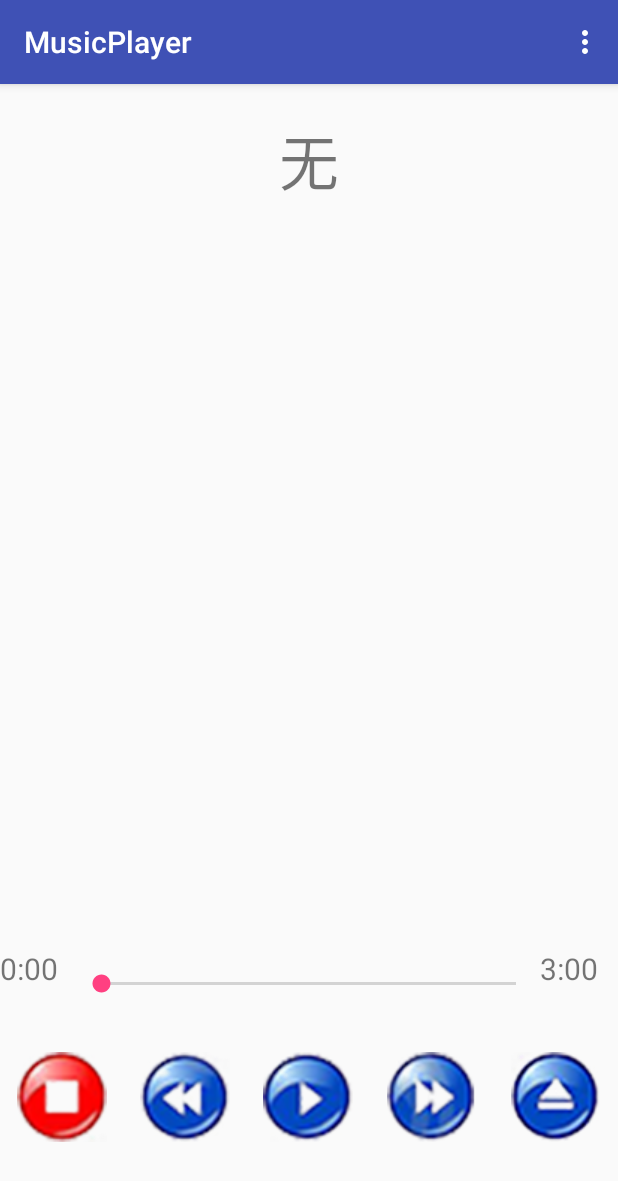
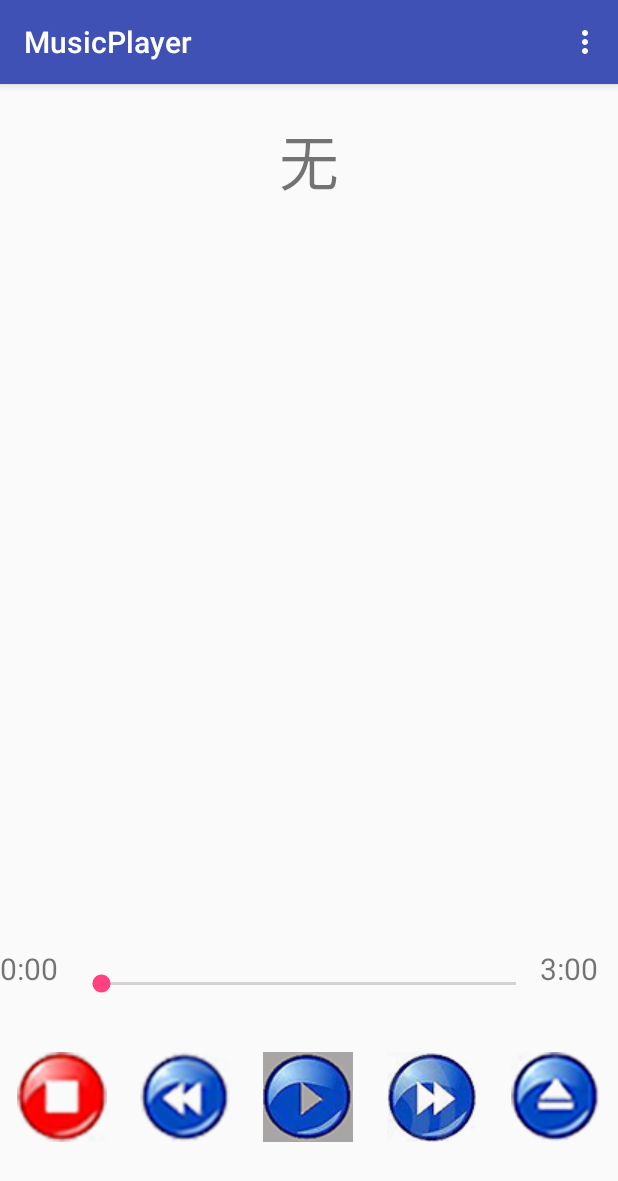
Before and after one commit to qustacmersxf/MusicPlayer, an Android app: the screen it shows after launch (MainPlayActivity), after a tap on an icon or button, on a phone screen of 412 x 824 dp. Shown: the top 1181 px of the screen. Run offline under Robolectric (Android 15) with nearby library versions, the phone set to English and light mode, and no system bars.

Commit message:
ImageButton点击效果添加完毕 逻辑缺陷处理完毕 可以在后台播放音乐，对于stop、start、pause的处理有逻辑缺陷

```diff
--- a/app/src/main/java/com/example/elephantflysong/musicplayer/MainPlayActivity.java
+++ b/app/src/main/java/com/example/elephantflysong/musicplayer/MainPlayActivity.java
@@ -1,6 +1,7 @@
 package com.example.elephantflysong.musicplayer;
 
 import android.app.Activity;
+import android.app.usage.UsageEvents;
 import android.content.ComponentName;
 import android.content.Intent;
 import android.content.ServiceConnection;
@@ -21,6 +22,7 @@ import android.util.Log;
 import android.view.LayoutInflater;
 import android.view.Menu;
 import android.view.MenuItem;
+import android.view.MotionEvent;
 import android.view.View;
 import android.widget.AdapterView;
 import android.widget.ImageButton;
@@ -78,9 +80,6 @@ public class MainPlayActivity extends AppCompatActivity implements View.OnClickL
                     rv_musics.setAdapter(adapter);
                     position = 0;
                     binder.setFiles(files);
-                    return true;
-                case 2:
-                    bt_play.setBackgroundResource(R.drawable.pause);
                     return true;
                 default:
                     break;
@@ -182,6 +181,20 @@ public class MainPlayActivity extends AppCompatActivity implements View.OnClickL
         bt_stop.setOnClickListener(this);
         bt_moveUp.setOnClickListener(this);
         bt_moveDown.setOnClickListener(this);
+
+        bt_play.setOnTouchListener(new View.OnTouchListener() {
+            @Override
+            public boolean onTouch(View v, MotionEvent event) {
+                if (event.getAction() == MotionEvent.ACTION_DOWN){
+                    if (status == MUSIC_START) {
+                        bt_play.setImageDrawable(getResources().getDrawable(R.drawable.pause_press));
+                    }else{
+                        bt_play.setImageDrawable(getResources().getDrawable(R.drawable.start_press));
+                    }
+                }
+                return false;
+            }
+        });
     }
 
     @Override
@@ -193,11 +206,13 @@ public class MainPlayActivity extends AppCompatActivity implements View.OnClickL
                 if (binder != null){
                     if (status != MUSIC_START){
                         binder.startMusic();
-                        bt_play.setBackgroundResource(R.drawable.pause);
+                        bt_play.setImageDrawable(getResources().getDrawable(R.drawable.pause));
+                        //bt_play.setBackgroundResource(R.drawable.pause);
                         status = MUSIC_START;
                     }else{
                         binder.pauseMusic();
-                        bt_play.setBackgroundResource(R.drawable.start);
+                        //bt_play.setBackgroundResource(R.drawable.start);
+                        bt_play.setImageDrawable(getResources().getDrawable(R.drawable.start));
                         status = MUSIC_PAUSE;
                     }
                 }
--- /dev/null
+++ b/app/src/main/res/drawable/bt_before_press.xml
@@ -0,0 +1,9 @@
+<?xml version="1.0" encoding="utf-8"?>
+<selector xmlns:android="http://schemas.android.com/apk/res/android">
+
+    <item android:state_pressed="false" android:drawable="@drawable/before"/>
+    <item android:state_pressed="true" android:drawable="@drawable/before_press"/>
+    <item android:state_focused="true" android:drawable="@drawable/before_press"/>
+    <item android:drawable="@drawable/before"/>
+
+</selector>
--- /dev/null
+++ b/app/src/main/res/drawable/bt_list_press.xml
@@ -0,0 +1,9 @@
+<?xml version="1.0" encoding="utf-8"?>
+<selector xmlns:android="http://schemas.android.com/apk/res/android">
+
+    <item android:state_pressed="false" android:drawable="@drawable/list"/>
+    <item android:state_pressed="true" android:drawable="@drawable/list_press"/>
+    <item android:state_focused="true" android:drawable="@drawable/list_press"/>
+    <item android:drawable="@drawable/list"/>
+
+</selector>
--- /dev/null
+++ b/app/src/main/res/drawable/bt_next_press.xml
@@ -0,0 +1,9 @@
+<?xml version="1.0" encoding="utf-8"?>
+<selector xmlns:android="http://schemas.android.com/apk/res/android">
+
+    <item android:state_pressed="false" android:drawable="@drawable/next"/>
+    <item android:state_pressed="true" android:drawable="@drawable/next_press"/>
+    <item android:state_focused="true" android:drawable="@drawable/next_press"/>
+    <item android:drawable="@drawable/next"/>
+
+</selector>
--- /dev/null
+++ b/app/src/main/res/drawable/bt_stop_press.xml
@@ -0,0 +1,9 @@
+<?xml version="1.0" encoding="utf-8"?>
+<selector xmlns:android="http://schemas.android.com/apk/res/android">
+
+    <item android:state_pressed="false" android:drawable="@drawable/stop"/>
+    <item android:state_pressed="true" android:drawable="@drawable/stop_press"/>
+    <item android:state_focused="true" android:drawable="@drawable/stop_press"/>
+    <item android:drawable="@drawable/stop"/>
+
+</selector>
--- a/app/src/main/res/layout/main.xml
+++ b/app/src/main/res/layout/main.xml
@@ -76,7 +76,7 @@
                 android:layout_weight="1"
                 android:adjustViewBounds="true"
                 android:background="@android:color/transparent"
-                android:src="@drawable/stop"
+                android:src="@drawable/bt_stop_press"
                 android:layout_margin="5dp"
                 android:id="@+id/ibtn_stop"/>
             <ImageButton
@@ -84,7 +84,7 @@
                 android:layout_height="wrap_content"
                 android:layout_weight="1"
                 android:adjustViewBounds="true"
-                android:src="@drawable/before"
+                android:src="@drawable/bt_before_press"
                 android:background="@android:color/transparent"
                 android:layout_margin="5dp"
                 android:id="@+id/ibtn_before"/>
@@ -103,7 +103,7 @@
                 android:layout_weight="1"
                 android:adjustViewBounds="true"
                 android:background="@android:color/transparent"
-                android:src="@drawable/next"
+                android:src="@drawable/bt_next_press"
                 android:layout_margin="5dp"
                 android:id="@+id/ibtn_next"/>
             <ImageButton
@@ -111,7 +111,7 @@
                 android:layout_height="wrap_content"
                 android:layout_weight="1"
                 android:adjustViewBounds="true"
-                android:src="@drawable/list"
+                android:src="@drawable/bt_list_press"
                 android:background="@android:color/transparent"
                 android:layout_margin="5dp"
                 android:id="@+id/ibtn_listplay"/>
```
Also changed, not shown: app/src/main/res/drawable/before_press.png (added), app/src/main/res/drawable/bg.jpg (added), app/src/main/res/drawable/list_press.png (added), app/src/main/res/drawable/next.png, app/src/main/res/drawable/next_press.png (added), app/src/main/res/drawable/pause_press.png (added), app/src/main/res/drawable/start_press.png (added), app/src/main/res/drawable/stop_press.png (added).
